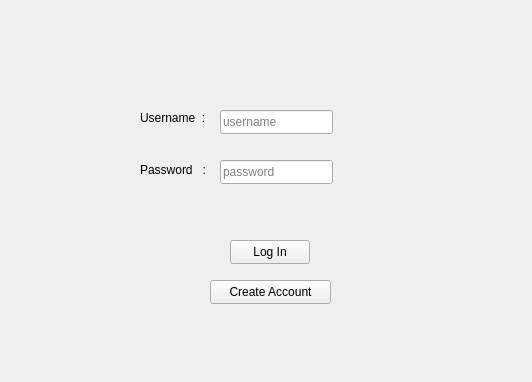
Before: the Qt Designer form forms/mainwindow.ui in shwaygrr/cmz-banking, drawn with Qt 5.
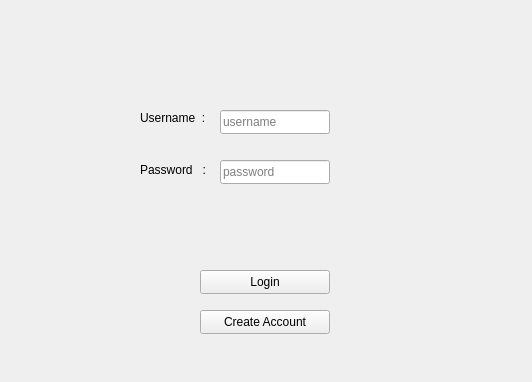
After: the same form once the commit is applied.

The edit to the form file:
```diff
--- a/forms/mainwindow.ui
+++ b/forms/mainwindow.ui
@@ -45,7 +45,7 @@
      <rect>
       <x>220</x>
       <y>110</y>
-      <width>113</width>
+      <width>110</width>
       <height>24</height>
      </rect>
     </property>
@@ -58,7 +58,7 @@
      <rect>
       <x>220</x>
       <y>160</y>
-      <width>113</width>
+      <width>110</width>
       <height>24</height>
      </rect>
     </property>
@@ -75,22 +75,22 @@
    <widget class="QPushButton" name="button_login">
     <property name="geometry">
      <rect>
-      <x>230</x>
-      <y>240</y>
-      <width>80</width>
+      <x>200</x>
+      <y>270</y>
+      <width>130</width>
       <height>24</height>
      </rect>
     </property>
     <property name="text">
-     <string>Log In</string>
+     <string>Login</string>
     </property>
    </widget>
    <widget class="QPushButton" name="button_createaccount">
     <property name="geometry">
      <rect>
-      <x>210</x>
-      <y>280</y>
-      <width>121</width>
+      <x>200</x>
+      <y>310</y>
+      <width>130</width>
       <height>24</height>
      </rect>
     </property>
```
Left out of the diff: 12 changed lines with no effect on the pictures.
